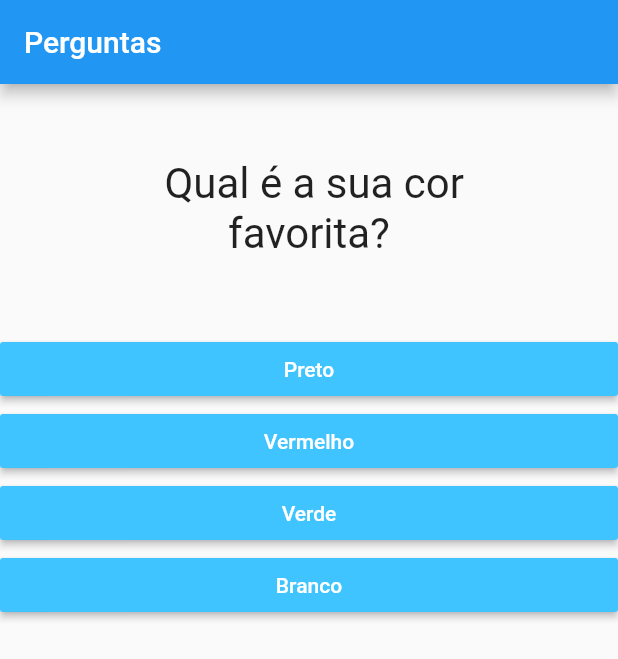
After one commit to ravi2612/projeto_perguntas, a Flutter app: the screen it shows after launch, on a phone screen of 412 x 824 dp. The commit adds this screen. Shown: the top 659 px of the screen. Run offline on Flutter 3.47's test engine with Material 2 defaults, Android fonts, the phone set to English and light mode, and no system bars.

Commit message:
pastaQuestionario

```diff
--- a/lib/main.dart
+++ b/lib/main.dart
@@ -1,7 +1,8 @@
 import 'package:flutter/material.dart';
+import 'package:projeto_perguntas/questionario.dart';
 import './questao.dart';
 import './resposta.dart';
-
+import './resultado.dart';
 main() => runApp(PerguntaApp());
 
 class _PerguntaAppState extends State<PerguntaApp> {
@@ -35,9 +36,7 @@ class _PerguntaAppState extends State<PerguntaApp> {
 
   @override
   Widget build(BuildContext context) {
-    List<String> respostas = temPerguntaSelecionada
-        ? _perguntas[_perguntaSelecionada]['respostas']
-        : null; //funcional
+     //funcional
 
     //for (var textoResp in respostas) {             //imperativa
     // widgets.add(Resposta(textoResp, _responder));
@@ -47,19 +46,14 @@ class _PerguntaAppState extends State<PerguntaApp> {
       home: Scaffold(
         appBar: AppBar(
           title: Text('Perguntas'),
-        ),
-        body: temPerguntaSelecionada ? Column(
-          children: <Widget>[
-            Questao(_perguntas[_perguntaSelecionada]['texto']),
-            ...respostas.map((t) => Resposta(t, _responder)).toList(),
-          ],
-        ): Center(
-          child: Text(
-            'Parabens!!',
-            style: TextStyle(fontSize: 30),
-          )
-
-        ),
+      ),
+      body: temPerguntaSelecionada
+        ? Questionario(
+          perguntas: _perguntas ,
+          perguntaSelecionada: _perguntaSelecionada,
+          quandoResponder: _responder,
+        )
+        : Resultado() ,
       ),
     );
   }
--- /dev/null
+++ b/lib/questionario.dart
@@ -0,0 +1,34 @@
+import 'package:flutter/material.dart';
+import './questao.dart';
+import './resposta.dart';
+
+
+class Questionario extends StatelessWidget {
+  final List<Map<String, Object>> perguntas;
+  final  int perguntaSelecionada;
+  final void Function() quandoResponder;
+
+
+    Questionario({
+      @required  this.perguntas,
+      @required  this.perguntaSelecionada,
+      @required  this.quandoResponder,
+    });
+    bool get temPerguntaSelecionada {
+    return perguntaSelecionada < perguntas.length;
+  }
+
+  @override
+  Widget build(BuildContext context) {
+    List<String> respostas = temPerguntaSelecionada
+        ? perguntas[perguntaSelecionada]['respostas']
+        : null;
+
+    return Column(
+      children: <Widget>[
+        Questao(perguntas[perguntaSelecionada]['texto']),
+        ...respostas.map((t) => Resposta(t, quandoResponder)).toList(),
+      ],
+    );
+  }
+}
--- a/lib/resposta.dart
+++ b/lib/resposta.dart
@@ -1,4 +1,5 @@
 import 'package:flutter/material.dart';
+
 
 class Resposta extends StatelessWidget {
   final String texto;
```
Also changed, not shown: lib/resultado.dart (added, +16 -0 lines).
